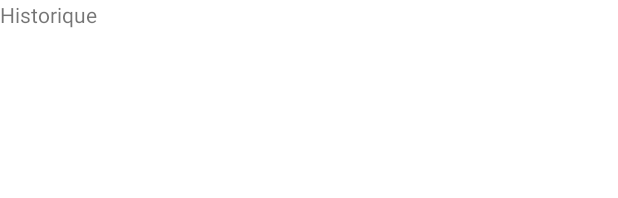
After one commit to jduplaix/SportTrack, an Android app: the layout activity_history.xml on its own in the app's theme, with its tools: preview values and no code run, on a phone screen of 412 x 824 dp. The commit adds this screen. Shown: the top 198 px of the screen. Run offline under Robolectric (Android 15) with nearby library versions, the phone set to English and light mode, and no system bars.

Commit message:
Feat: Add package+activity+layout history (!hors scope branche feat!)

```diff
--- a/app/src/main/AndroidManifest.xml
+++ b/app/src/main/AndroidManifest.xml
@@ -9,10 +9,12 @@
         android:roundIcon="@mipmap/ic_launcher_round"
         android:supportsRtl="true"
         android:theme="@style/Theme.SportTrack">
+        <activity android:name=".history.HistoryActivity"></activity>
         <activity android:name=".sports.SportsActivityForm" />
         <activity android:name=".MenuActivity">
             <intent-filter>
                 <action android:name="android.intent.action.MAIN" />
+
                 <category android:name="android.intent.category.LAUNCHER" />
             </intent-filter>
         </activity>
--- /dev/null
+++ b/app/src/main/res/layout/activity_history.xml
@@ -0,0 +1,16 @@
+<?xml version="1.0" encoding="utf-8"?>
+<RelativeLayout xmlns:android="http://schemas.android.com/apk/res/android"
+    xmlns:app="http://schemas.android.com/apk/res-auto"
+    xmlns:tools="http://schemas.android.com/tools"
+    android:layout_width="match_parent"
+    android:layout_height="match_parent"
+    tools:context=".history.HistoryActivity">
+
+    <TextView
+        android:layout_width="match_parent"
+        android:layout_height="wrap_content"
+        android:text="Historique"
+        android:id="@+id/tvHistTitle"
+        />
+
+</RelativeLayout>
--- a/app/src/main/res/layout/activity_menu.xml
+++ b/app/src/main/res/layout/activity_menu.xml
@@ -29,7 +29,7 @@
         android:layout_width="200dp"/>
 
     <Button
-        android:id="@+id/hist"
+        android:id="@+id/history"
         android:text="@string/hist"
         android:layout_marginTop="10dp"
         android:layout_height="wrap_content"
```
Also changed, not shown: app/src/main/java/com/example/sporttrack/MenuActivity.java (+10 -3 lines), app/src/main/java/com/example/sporttrack/history/HistoryActivity.java (added, +15 -0 lines).
